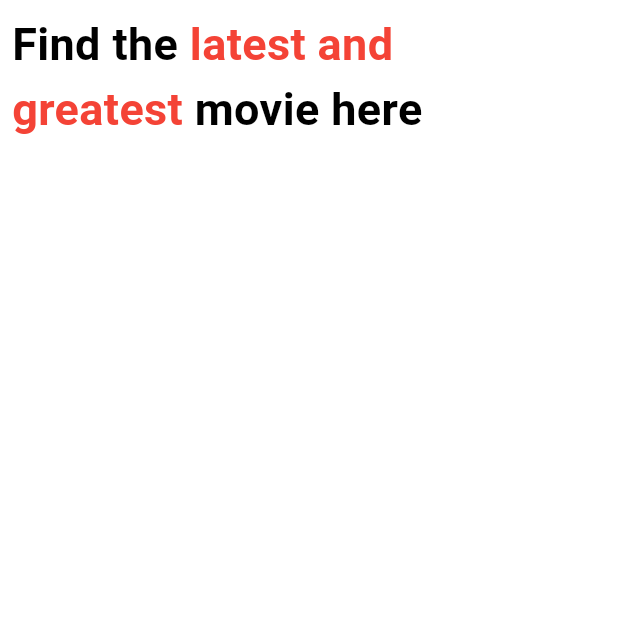
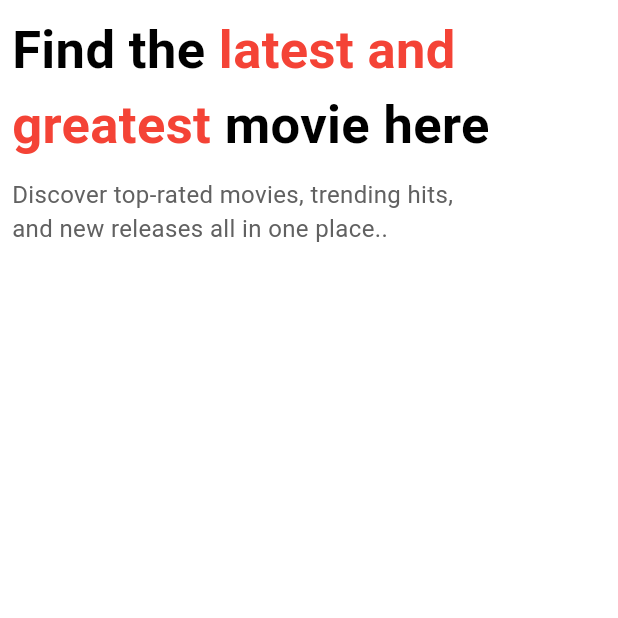
Before and after one commit to Eranga035225/movie_app_flutter_mobile_app, a Flutter app: the screen it shows after launch, on a phone screen of 412 x 824 dp, the top half of it. Run offline on Flutter 3.47's test engine with Material 3 defaults, Android fonts, the phone set to English and light mode, and no system bars.

Commit message:
dveeloepd section 2

```diff
--- a/lib/screens/onboard_screen1.dart
+++ b/lib/screens/onboard_screen1.dart
@@ -16,18 +16,28 @@ class _OnBoardScreen1State extends State<OnBoardScreen1> {
         child: Padding(
           padding: const EdgeInsets.all(8.0),
           child: Column(
+            crossAxisAlignment: CrossAxisAlignment.start,
 
             children: [
               Text.rich(
                 TextSpan(
                   text: 'Find the',
-                  style: TextStyle(color: Colors.black,fontSize: 30,fontWeight: FontWeight.bold),
+                  style: TextStyle(color: Colors.black,fontSize: 35,fontWeight: FontWeight.bold),
                   children: [
-                    TextSpan(text: ' latest and\ngreatest',style: TextStyle(color: Colors.red,fontSize: 30,fontWeight: FontWeight.bold)),
-                    TextSpan(text: ' movie here',style: TextStyle(color: Colors.black,fontSize: 30,fontWeight: FontWeight.bold)),
+                    TextSpan(text: ' latest and\ngreatest',style: TextStyle(color: Colors.red,fontSize: 35,fontWeight: FontWeight.bold)),
+                    TextSpan(text: ' movie here',style: TextStyle(color: Colors.black,fontSize: 35,fontWeight: FontWeight.bold)),
                   ]
 
-                ))]
+                )),
+                SizedBox(height: 10,),
+                Text('Discover top-rated movies, trending hits,\nand new releases all in one place..',style: TextStyle(color: Colors.grey.shade700,fontSize: 16),),
+                SizedBox(height: 8),
+                Row(children: [
+
+                ],)
+
+
+                ]
 
 
 
```
